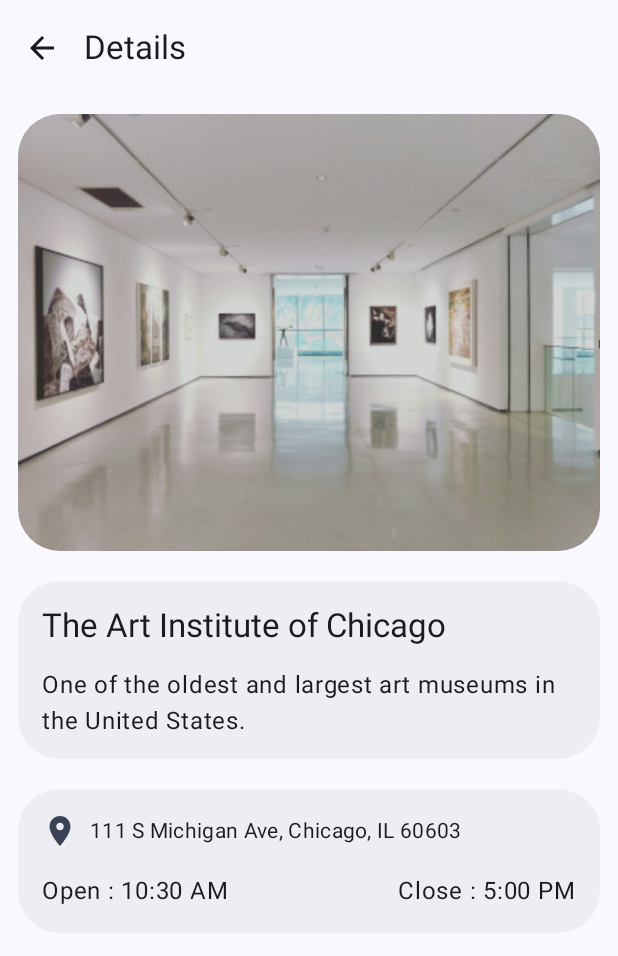
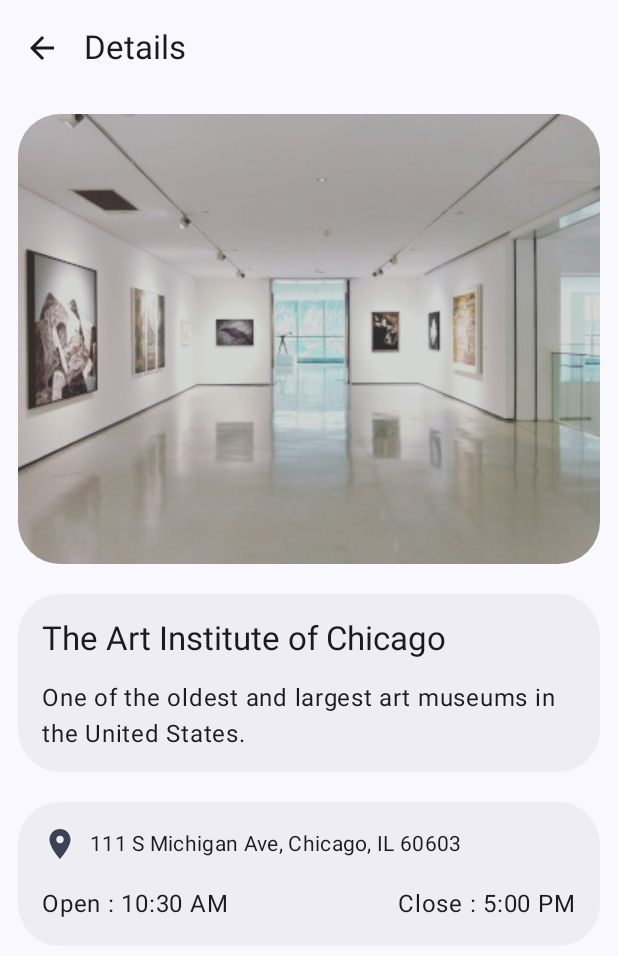
Before and after one commit to nascriptone/chicago, an Android app built with Jetpack Compose: the RecomScreen screen opened through its navigation route, after a tap on "The Art Institute of Chicago", on a phone screen of 412 x 824 dp. Shown: the top 956 px of the screen. Run offline under Robolectric (Android 15) with nearby library versions, the phone set to English and light mode, and no system bars; our stand-ins replace window size class.

Commit message:
UI Design converted

```diff
--- a/app/src/main/java/com/example/chicago/MainActivity.kt
+++ b/app/src/main/java/com/example/chicago/MainActivity.kt
@@ -25,7 +25,7 @@ class MainActivity : ComponentActivity() {
                 ) {
                     val windowSize = calculateWindowSizeClass(this)
                     ChicagoApp(
-                        windowSize = windowSize.widthSizeClass,
+                        windowSize = windowSize,
                     )
                 }
             }
--- a/app/src/main/java/com/example/chicago/ui/ChicagoApp.kt
+++ b/app/src/main/java/com/example/chicago/ui/ChicagoApp.kt
@@ -12,6 +12,7 @@ import androidx.compose.material3.IconButton
 import androidx.compose.material3.Scaffold
 import androidx.compose.material3.Text
 import androidx.compose.material3.TopAppBar
+import androidx.compose.material3.windowsizeclass.WindowSizeClass
 import androidx.compose.material3.windowsizeclass.WindowWidthSizeClass
 import androidx.compose.runtime.Composable
 import androidx.compose.runtime.collectAsState
@@ -46,7 +47,8 @@ fun AppTopBar(
     modifier: Modifier = Modifier
 ) {
 
-    TopAppBar(title = {
+    TopAppBar(
+        title = {
         val title = if (currentScreen == ChicagoScreens.Recommendation) {
             if (windowSize != WindowWidthSizeClass.Expanded) {
                 stringResource(id = categoryTitle)
@@ -80,9 +82,11 @@ fun AppTopBar(
 fun ChicagoApp(
     viewModel: ChicagoViewModel = viewModel(),
     navController: NavHostController = rememberNavController(),
-    windowSize: WindowWidthSizeClass,
+    windowSize: WindowSizeClass,
 ) {
 
+    val windowWidthSize = windowSize.widthSizeClass
+    val windowHeightSize = windowSize.heightSizeClass
     val data: List<Category> = DataSource.categoryList
     val uiState by viewModel.uiState.collectAsState()
     val backStackEntry by navController.currentBackStackEntryAsState()
@@ -97,7 +101,7 @@ fun ChicagoApp(
 
 
     Scaffold(topBar = {
-        AppTopBar(windowSize = windowSize,
+        AppTopBar(windowSize = windowWidthSize,
             currentScreen = currentScreen,
             categoryTitle = uiState.currentCategory.title,
             onBackPress = {
@@ -125,7 +129,7 @@ fun ChicagoApp(
                 .padding(innerPadding),
         ) {
 
-            val suitableWidth = if (windowSize == WindowWidthSizeClass.Medium) 0.7F
+            val suitableWidth = if (windowWidthSize == WindowWidthSizeClass.Medium) 0.7F
             else 1F
 
             fun goToDetailsScreen(data: Recommend) {
@@ -143,7 +147,8 @@ fun ChicagoApp(
                 composable(route = ChicagoScreens.Home.name) {
                     HomeScreen(
                         data = data,
-                        windowWidthSizeClass = windowSize,
+                        windowWidthSizeClass = windowWidthSize,
+                        windowHeightSizeClass = windowHeightSize,
                         viewModel = viewModel,
                         uiState = uiState,
                         onCardClick = {
@@ -159,7 +164,8 @@ fun ChicagoApp(
                     RecomScreen(
                         data = data,
                         selectedCategory = uiState.currentCategory,
-                        windowWidthSizeClass = windowSize,
+                        windowWidthSizeClass = windowWidthSize,
+                        windowHeightSizeClass = windowHeightSize,
                         viewModel = viewModel,
                         uiState = uiState,
                         onCardClick = {
@@ -171,7 +177,7 @@ fun ChicagoApp(
                 composable(route = ChicagoScreens.Details.name) {
                     DetailScreen(
                         details = uiState.userSelectedCurrent,
-                        windowWidthSizeClass = windowSize
+                        windowWidthSizeClass = windowWidthSize
                     )
                 }
             }
--- a/app/src/main/java/com/example/chicago/ui/screens/DetailScreen.kt
+++ b/app/src/main/java/com/example/chicago/ui/screens/DetailScreen.kt
@@ -40,7 +40,10 @@ fun DetailScreen(
 ) {
 
     if (windowWidthSizeClass == WindowWidthSizeClass.Expanded) {
-        DetailsScreenExpanded()
+        DetailsScreenExpanded(
+            details = details,
+            modifier = modifier
+        )
     } else {
         DetailsScreenContent(
             details = details,
@@ -61,20 +64,38 @@ fun DetailsScreenContent(
             .verticalScroll(rememberScrollState())
             .padding(horizontal = 8.dp), horizontalAlignment = Alignment.CenterHorizontally
     ) {
+
+        Spacer(modifier = Modifier.height(12.dp))
+        DetailsScreenImageContent(details)
+        Spacer(modifier = Modifier.height(20.dp))
+        DetailsScreenMainDetails(details)
+    }
+}
+
+@Composable
+fun DetailsScreenImageContent(
+    details: Recommend,
+    modifier: Modifier = Modifier
+) {
     val painter = painterResource(id = details.image)
-        Spacer(modifier = Modifier.height(12.dp))
     Image(
         painter = painter,
-            modifier = Modifier
+        modifier = modifier
             .fillMaxWidth()
             .clip(RoundedCornerShape(28.dp)),
-            contentScale = ContentScale.FillWidth,
+        contentScale = ContentScale.Crop,
         contentDescription = stringResource(id = details.name)
     )
-        Spacer(modifier = Modifier.height(20.dp))
+}
+
+@Composable
+fun DetailsScreenMainDetails(
+    details: Recommend,
+    modifier: Modifier = Modifier
+) {
     Surface(
         color = MaterialTheme.colorScheme.surfaceContainer, shape = RoundedCornerShape(28.dp),
-            modifier = Modifier.fillMaxWidth()
+        modifier = modifier.fillMaxWidth()
     ) {
         Column(
             modifier = Modifier.padding(16.dp)
@@ -135,7 +156,6 @@ fun DetailsScreenContent(
     }
     Spacer(modifier = Modifier.height(40.dp))
 }
-}
 
 
 //@Preview
--- a/app/src/main/java/com/example/chicago/ui/screens/HomeScreen.kt
+++ b/app/src/main/java/com/example/chicago/ui/screens/HomeScreen.kt
@@ -11,16 +11,17 @@ import androidx.compose.foundation.lazy.items
 import androidx.compose.material3.Card
 import androidx.compose.material3.MaterialTheme
 import androidx.compose.material3.Text
+import androidx.compose.material3.windowsizeclass.WindowHeightSizeClass
 import androidx.compose.material3.windowsizeclass.WindowWidthSizeClass
 import androidx.compose.runtime.Composable
 import androidx.compose.ui.Alignment
 import androidx.compose.ui.Modifier
-import androidx.compose.ui.draw.alpha
 import androidx.compose.ui.graphics.Color
 import androidx.compose.ui.layout.ContentScale
 import androidx.compose.ui.res.painterResource
 import androidx.compose.ui.res.stringResource
 import androidx.compose.ui.tooling.preview.Preview
+import androidx.compose.ui.unit.Dp
 import androidx.compose.ui.unit.dp
 import com.example.chicago.data.DataSource
 import com.example.chicago.models.Category
@@ -38,6 +39,7 @@ fun HomeScreen(
     onCardClick: (Category) -> Unit,
     onRecomCardClick: (Recommend) -> Unit,
     windowWidthSizeClass: WindowWidthSizeClass,
+    windowHeightSizeClass: WindowHeightSizeClass,
     modifier: Modifier = Modifier,
 ) {
 
@@ -45,6 +47,8 @@ fun HomeScreen(
         HomeScreenExpanded(
             data = data,
             selectedCategory = uiState.currentCategory,
+            windowWidthSizeClass = windowWidthSizeClass,
+            windowHeightSizeClass = windowHeightSizeClass,
             onHomeCardClick = {
                 viewModel.updateCategory(it)
             },
@@ -56,6 +60,8 @@ fun HomeScreen(
         HomeScreenContent(
             data = data,
             onCardClick = onCardClick,
+            windowWidthSizeClass = windowWidthSizeClass,
+            windowHeightSizeClass = windowHeightSizeClass,
             modifier = modifier
         )
     }
@@ -65,8 +71,17 @@ fun HomeScreen(
 fun HomeScreenContent(
     data: List<Category>,
     onCardClick: (Category) -> Unit,
+    windowWidthSizeClass: WindowWidthSizeClass,
+    windowHeightSizeClass: WindowHeightSizeClass,
     modifier: Modifier = Modifier
 ) {
+
+    val cardSuitableHeight: Dp =
+        if (
+            windowWidthSizeClass == WindowWidthSizeClass.Expanded &&
+            windowHeightSizeClass != WindowHeightSizeClass.Compact
+        ) 320.dp
+        else 260.dp
     LazyColumn(modifier = modifier) {
 
         item {
@@ -77,6 +92,7 @@ fun HomeScreenContent(
             CategoryCard(
                 category = category,
                 onCardClick = { onCardClick(category) },
+                cardSuitableHeight = cardSuitableHeight,
                 modifier = Modifier.padding(8.dp)
             )
         }
@@ -92,7 +108,8 @@ fun HomeScreenContent(
 fun CategoryCard(
     category: Category,
     onCardClick: () -> Unit,
-    modifier: Modifier = Modifier
+    modifier: Modifier = Modifier,
+    cardSuitableHeight: Dp = 260.dp
 ) {
     Card(
         onClick = onCardClick,
@@ -105,14 +122,13 @@ fun CategoryCard(
                 contentDescription = category.title.toString(),
                 modifier = Modifier
                     .fillMaxWidth()
-                    .height(240.dp)
-                    .alpha(0.8F),
+                    .height(cardSuitableHeight),
                 contentScale = ContentScale.Crop,
             )
             Text(
                 text = stringResource(id = category.title),
                 color = Color.White,
-                style = MaterialTheme.typography.displaySmall,
+                style = MaterialTheme.typography.displayMedium,
                 modifier = Modifier.align(Alignment.Center)
             )
         }
--- a/app/src/main/java/com/example/chicago/ui/screens/RecomScreen.kt
+++ b/app/src/main/java/com/example/chicago/ui/screens/RecomScreen.kt
@@ -16,6 +16,7 @@ import androidx.compose.material3.Card
 import androidx.compose.material3.Icon
 import androidx.compose.material3.MaterialTheme
 import androidx.compose.material3.Text
+import androidx.compose.material3.windowsizeclass.WindowHeightSizeClass
 import androidx.compose.material3.windowsizeclass.WindowWidthSizeClass
 import androidx.compose.runtime.Composable
 import androidx.compose.ui.Alignment
@@ -41,6 +42,7 @@ fun RecomScreen(
     viewModel: ChicagoViewModel,
     uiState: AppUIState,
     windowWidthSizeClass: WindowWidthSizeClass,
+    windowHeightSizeClass: WindowHeightSizeClass,
     modifier: Modifier = Modifier
 ) {
 
@@ -48,6 +50,8 @@ fun RecomScreen(
         HomeScreenExpanded(
             data = data,
             selectedCategory = uiState.currentCategory,
+            windowWidthSizeClass = windowWidthSizeClass,
+            windowHeightSizeClass = windowHeightSizeClass,
             onHomeCardClick = {
                 viewModel.updateCategory(it)
             },
@@ -125,7 +129,7 @@ fun RecomCard(
                 verticalAlignment = Alignment.CenterVertically,
             ) {
                 Icon(
-                    tint = MaterialTheme.colorScheme.surfaceTint,
+                    tint = MaterialTheme.colorScheme.onSurface,
                     imageVector = Icons.Default.LocationOn,
                     contentDescription = null
                 )
```
Also changed, not shown: app/src/main/java/com/example/chicago/ui/layout/ChicagoExpandedLayout.kt (+58 -11 lines). Lines whose indentation alone changed are shown as unchanged.
